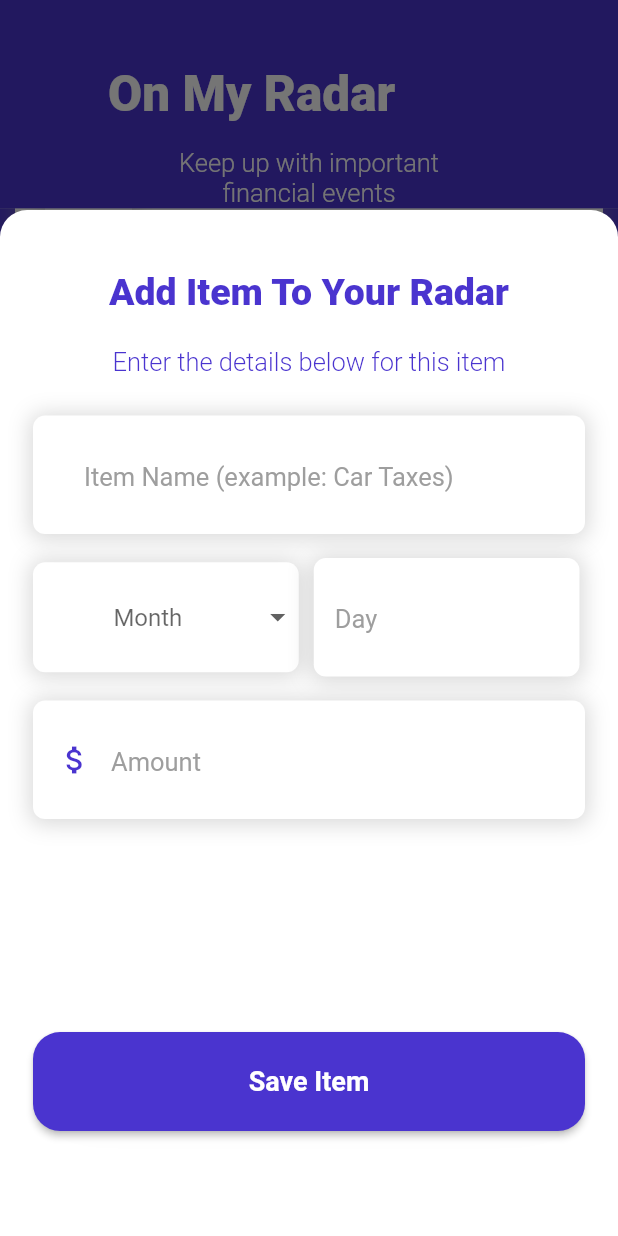
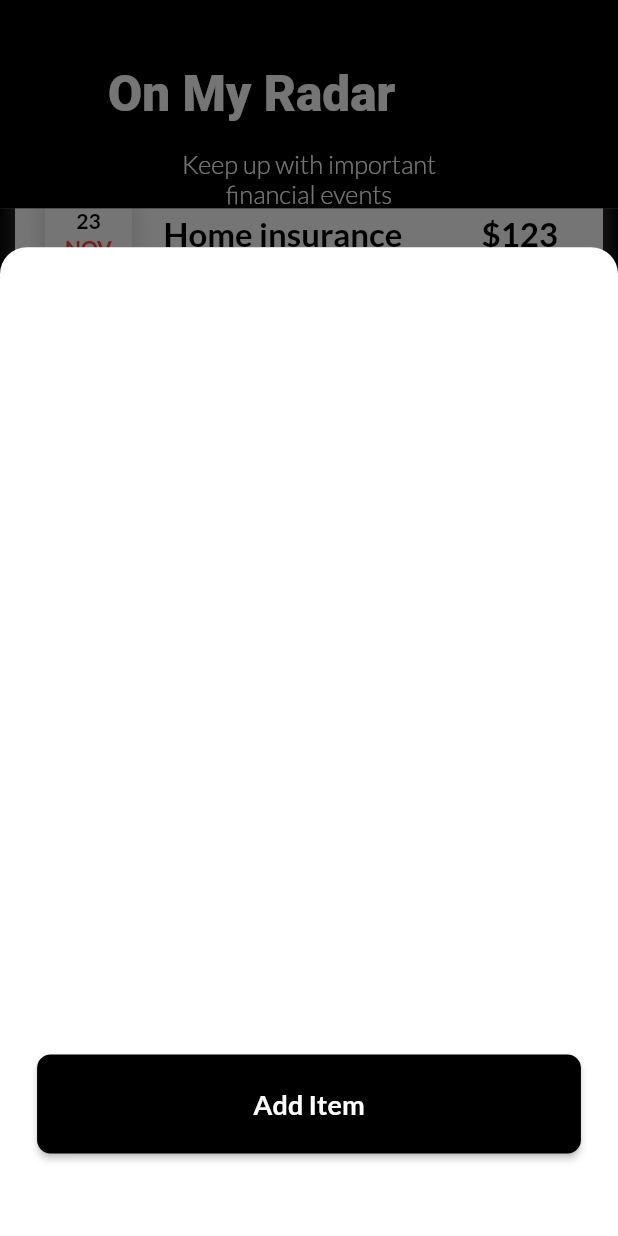
Before and after one commit to blakeawood/OnMyRadar, a Flutter app: the screen it shows after launch, after a tap on the "add" icon, on a phone screen of 412 x 824 dp. Run offline on Flutter 3.47's test engine with Material 2 defaults, Android fonts, the phone set to English and light mode, and no system bars; drawn by our look-alikes of auto_size_text; our stand-ins replace get, google_fonts; missing offline and left inert: decorated_icon.

Commit message:
reworking some screen configuration

```diff
--- a/lib/components/radar_card.dart
+++ b/lib/components/radar_card.dart
@@ -1,9 +1,7 @@
-import 'dart:convert';
 import 'package:auto_size_text/auto_size_text.dart';
 import 'package:flutter/material.dart';
+import 'package:flutter/services.dart';
 import 'package:get/get.dart';
-import 'package:on_my_radar/main.dart';
-import 'package:on_my_radar/screens/edit_item_modal.dart';
 
 class RadarCard extends StatelessWidget {
   String name, month, day, year, amount;
@@ -31,9 +29,84 @@ class RadarCard extends StatelessWidget {
             top: Radius.circular(18),
           )),
           context: context,
-          builder: (context) => EditItemModal(),
+          builder: (context) => SizedBox(
+            height: height * .80,
+            child: Column(
+              mainAxisAlignment: MainAxisAlignment.end,
+              children: [
+                Center(
+                  child: Row(
+                    mainAxisAlignment: MainAxisAlignment.spaceEvenly,
+                    children: [
+                      Padding(
+                        padding: const EdgeInsets.fromLTRB(12, 12, 6, 44),
+                        child: SizedBox(
+                          width: width * .44,
+                          height: height * .08,
+                          child: ElevatedButton(
+                            onPressed: () async {
+                              HapticFeedback.heavyImpact();
+                            },
+                            style: ButtonStyle(
+                              backgroundColor:
+                                  MaterialStateProperty.all(Colors.white),
+                              shape: MaterialStateProperty.all(
+                                RoundedRectangleBorder(
+                                    borderRadius: BorderRadius.circular(9),
+                                    side: const BorderSide(
+                                        width: 1, color: Colors.black)),
+                              ),
+                            ),
+                            child: const Text(
+                              "Remove",
+                              textAlign: TextAlign.center,
+                              style: TextStyle(
+                                color: Colors.black,
+                                fontWeight: FontWeight.bold,
+                                fontSize: 18,
+                              ),
+                            ),
+                          ),
+                        ),
+                      ),
+                      Padding(
+                        padding: const EdgeInsets.fromLTRB(6, 12, 12, 44),
+                        child: SizedBox(
+                          width: width * .44,
+                          height: height * .08,
+                          child: ElevatedButton(
+                            onPressed: () async {
+                              HapticFeedback.heavyImpact();
+                            },
+                            style: ButtonStyle(
+                              backgroundColor:
+                                  MaterialStateProperty.all(Colors.black),
+                              shape: MaterialStateProperty.all(
+                                RoundedRectangleBorder(
+                                  borderRadius: BorderRadius.circular(9),
+                                ),
+                              ),
+                            ),
+                            child: const Text(
+                              "Paid",
+                              textAlign: TextAlign.center,
+                              style: TextStyle(
+                                color: Colors.white,
+                                fontWeight: FontWeight.bold,
+                                fontSize: 18,
+                              ),
+                            ),
+                          ),
+                        ),
+                      ),
+                    ],
+                  ),
+                ),
+              ],
+            ),
+          ),
           isScrollControlled: true,
-          backgroundColor: Colors.transparent,
+          backgroundColor: Colors.white,
         );
         print("item tapped");
       },
@@ -83,7 +156,7 @@ class RadarCard extends StatelessWidget {
                       Padding(
                         padding: const EdgeInsets.fromLTRB(3, 3, 3, 1),
                         child: AutoSizeText(
-                          "${day}",
+                          day,
                           maxLines: 1,
                           textAlign: TextAlign.center,
                           style: const TextStyle(
@@ -96,7 +169,7 @@ class RadarCard extends StatelessWidget {
                       Padding(
                         padding: const EdgeInsets.fromLTRB(3, 0, 3, 3),
                         child: AutoSizeText(
-                          "${month}",
+                          month,
                           maxLines: 1,
                           textAlign: TextAlign.center,
                           style: const TextStyle(
@@ -120,7 +193,7 @@ class RadarCard extends StatelessWidget {
                   left: 1,
                 ),
                 child: AutoSizeText(
-                  "${name}",
+                  name,
                   maxLines: 1,
                   textAlign: TextAlign.left,
                   style: const TextStyle(
@@ -137,7 +210,7 @@ class RadarCard extends StatelessWidget {
                   padding: const EdgeInsets.only(
                       top: 8, left: 8, bottom: 8, right: 30),
                   child: AutoSizeText(
-                    "\$${amount}",
+                    "\$$amount",
                     maxLines: 1,
                     textAlign: TextAlign.right,
                     style: const TextStyle(
--- a/lib/main.dart
+++ b/lib/main.dart
@@ -1,6 +1,7 @@
 import 'package:flutter/material.dart';
 import 'package:get/get.dart';
 import 'package:on_my_radar/screens/dashboard.dart';
+import 'package:google_fonts/google_fonts.dart';
 
 void main() {
   runApp(const MyApp());
@@ -14,9 +15,13 @@ class MyApp extends StatelessWidget {
     return GetMaterialApp(
       title: 'On My Radar',
       theme: ThemeData(
+        textTheme: GoogleFonts.latoTextTheme(
+          Theme.of(context)
+              .textTheme, // If this is not set, then ThemeData.light().textTheme is used.
+        ),
         primarySwatch: Colors.blue,
       ),
-      home: Dashboard(),
+      home: const Dashboard(),
     );
   }
 }
--- a/lib/screens/add_item_modal.dart
+++ /dev/null
@@ -1,286 +0,0 @@
-import 'package:auto_size_text/auto_size_text.dart';
-import 'package:flutter/material.dart';
-import 'package:get/get.dart';
-import 'package:on_my_radar/components/dropdown_month.dart';
-import 'package:on_my_radar/components/modal_button.dart';
-import 'package:on_my_radar/components/radar_card.dart';
-import 'package:on_my_radar/screens/dashboard.dart';
-import 'package:on_my_radar/utils/theme.dart';
-
-class AddItemModal extends StatefulWidget {
-  const AddItemModal({Key? key}) : super(key: key);
-
-  @override
-  State<AddItemModal> createState() => _AddItemModalState();
-}
-
-class _AddItemModalState extends State<AddItemModal> {
-  final double height = Get.height;
-
-  final double width = Get.width;
-
-  TextEditingController nameController = TextEditingController();
-  TextEditingController dayController = TextEditingController();
-  TextEditingController monthController = TextEditingController();
-  TextEditingController yearController = TextEditingController();
-  TextEditingController amountController = TextEditingController();
-
-  void addItemToRadar() {
-    setState(() {
-      Navigator.of(context).pop(MaterialPageRoute(
-          builder: (context) => RadarCard(
-              month: monthController.text,
-              day: dayController.text,
-              year: yearController.text,
-              name: nameController.text,
-              amount: amountController.text)));
-    });
-  }
-
-  @override
-  Widget build(BuildContext context) {
-    return GestureDetector(
-      onTap: () => FocusManager.instance.primaryFocus?.unfocus(),
-      child: DraggableScrollableSheet(
-        initialChildSize: 0.83,
-        builder: (_, controller) => Container(
-          decoration: const BoxDecoration(
-              borderRadius: BorderRadius.vertical(
-                top: Radius.circular(18),
-              ),
-              color: Colors.white),
-          child: Column(
-            mainAxisSize: MainAxisSize.min,
-            children: [
-              Padding(
-                padding: const EdgeInsets.only(
-                    top: 40, right: 22, left: 22, bottom: 18),
-                child: AutoSizeText(
-                  "Add Item To Your Radar",
-                  style: TextStyle(
-                      fontSize: 25,
-                      fontWeight: FontWeight.w800,
-                      color: OMRTheme.primary),
-                  maxLines: 1,
-                  textAlign: TextAlign.center,
-                ),
-              ),
-              Padding(
-                padding: const EdgeInsets.only(
-                    top: 4, right: 22, left: 22, bottom: 18),
-                child: AutoSizeText(
-                  "Enter the details below for this item",
-                  style: TextStyle(
-                      fontSize: 17,
-                      fontWeight: FontWeight.w300,
-                      color: OMRTheme.primary),
-                  maxLines: 2,
-                  textAlign: TextAlign.center,
-                ),
-              ),
-              Padding(
-                padding: const EdgeInsets.fromLTRB(22, 8, 22, 8),
-                child: Container(
-                  decoration: BoxDecoration(
-                    color: Colors.white,
-                    borderRadius: BorderRadius.circular(8),
-                    boxShadow: [
-                      BoxShadow(
-                        color: Colors.grey.withOpacity(0.4),
-                        spreadRadius: 2,
-                        blurRadius: 12,
-                        offset: const Offset(
-                          0,
-                          1,
-                        ),
-                      ),
-                    ],
-                  ),
-                  child: Padding(
-                    padding: const EdgeInsets.only(
-                        top: 8, right: 22, left: 22, bottom: 8),
-                    child: TextField(
-                      controller: nameController,
-                      textCapitalization: TextCapitalization.sentences,
-                      style: const TextStyle(
-                        fontWeight: FontWeight.bold,
-                        color: Color(0xff4A34CF),
-                        fontSize: 20,
-                      ),
-                      decoration: const InputDecoration(
-                          hintText: "Item Name (example: Car Taxes)",
-                          hintStyle: TextStyle(
-                              fontWeight: FontWeight.w400,
-                              color: Colors.grey,
-                              fontSize: 17),
-                          filled: true,
-                          fillColor: Colors.white38,
-                          border:
-                              OutlineInputBorder(borderSide: BorderSide.none)),
-                      cursorColor: const Color(0xff4A34CF),
-                      autofocus: false,
-                      keyboardType: TextInputType.text,
-                      enableSuggestions: false,
-                      autocorrect: false,
-                      textInputAction: TextInputAction.next,
-                    ),
-                  ),
-                ),
-              ),
-              Row(
-                children: [
-                  Padding(
-                    padding: const EdgeInsets.fromLTRB(22, 8, 5, 8),
-                    child: Container(
-                      width: width * .43,
-                      height: height * .089,
-                      decoration: BoxDecoration(
-                        color: Colors.white,
-                        borderRadius: BorderRadius.circular(8),
-                        boxShadow: [
-                          BoxShadow(
-                            color: Colors.grey.withOpacity(0.4),
-                            spreadRadius: 2,
-                            blurRadius: 12,
-                            offset: const Offset(
-                              0,
-                              1,
-                            ),
-                          ),
-                        ],
-                      ),
-                      child: Padding(
-                        padding: const EdgeInsets.only(
-                            top: 8, right: 2, left: 2, bottom: 8),
-                        child: DropdownMonth(
-                          text: 'Jfdaf',
-                        ),
-                      ),
-                    ),
-                  ),
-                  Padding(
-                    padding: const EdgeInsets.fromLTRB(5, 8, 5, 8),
-                    child: Container(
-                      width: width * .43,
-                      decoration: BoxDecoration(
-                        color: Colors.white,
-                        borderRadius: BorderRadius.circular(8),
-                        boxShadow: [
-                          BoxShadow(
-                            color: Colors.grey.withOpacity(0.4),
-                            spreadRadius: 2,
-                            blurRadius: 12,
-                            offset: const Offset(
-                              0,
-                              1,
-                            ),
-                          ),
-                        ],
-                      ),
-                      child: const Padding(
-                        padding: EdgeInsets.only(
-                            top: 8, right: 2, left: 2, bottom: 8),
-                        child: TextField(
-                          //controller: dayController,
-                          textCapitalization: TextCapitalization.sentences,
-                          style: TextStyle(
-                            fontWeight: FontWeight.bold,
-                            color: Color(0xff4A34CF),
-                            fontSize: 20,
-                          ),
-                          decoration: InputDecoration(
-                              hintText: "Day",
-                              hintStyle: TextStyle(
-                                  fontWeight: FontWeight.w400,
-                                  color: Colors.grey,
-                                  fontSize: 17),
-                              filled: true,
-                              fillColor: Colors.white38,
-                              border: OutlineInputBorder(
-                                  borderSide: BorderSide.none)),
-                          cursorColor: Color(0xff4A34CF),
-                          autofocus: false,
-                          keyboardType: TextInputType.number,
-                          enableSuggestions: false,
-                          autocorrect: false,
-                          textInputAction: TextInputAction.next,
-                        ),
-                      ),
-                    ),
-                  ),
-                ],
-              ),
-              Padding(
-                padding: const EdgeInsets.fromLTRB(22, 8, 22, 8),
-                child: Container(
-                  decoration: BoxDecoration(
-                    color: Colors.white,
-                    borderRadius: BorderRadius.circular(8),
-                    boxShadow: [
-                      BoxShadow(
-                        color: Colors.grey.withOpacity(0.4),
-                        spreadRadius: 2,
-                        blurRadius: 12,
-                        offset: const Offset(
-                          0,
-                          1,
-                        ),
-                      ),
-                    ],
-                  ),
-                  child: const Padding(
-                    padding:
-                        EdgeInsets.only(top: 8, right: 22, left: 4, bottom: 8),
-                    child: TextField(
-                      //controller: amountController,
-                      showCursor: true,
-                      textCapitalization: TextCapitalization.sentences,
-                      style: TextStyle(
-                        fontWeight: FontWeight.bold,
-                        color: Color(0xff4A34CF),
-                        fontSize: 20,
-                      ),
-                      decoration: InputDecoration(
-                          prefixIcon: Icon(
-                            Icons.attach_money_outlined,
-                            color: Color(0xff4A34CF),
-                          ),
-                          hintText: "Amount",
-                          hintStyle: TextStyle(
-                              fontWeight: FontWeight.w400,
-                              color: Colors.grey,
-                              fontSize: 17),
-                          filled: true,
-                          fillColor: Colors.white38,
-                          border:
-                              OutlineInputBorder(borderSide: BorderSide.none)),
-                      cursorColor: Color(0xff4A34CF),
-                      autofocus: false,
-                      keyboardType:
-                          TextInputType.numberWithOptions(decimal: true),
-                      enableSuggestions: false,
-                      autocorrect: false,
-                      textInputAction: TextInputAction.next,
-                    ),
-                  ),
-                ),
-              ),
-              const Spacer(),
-              Padding(
-                padding: const EdgeInsets.fromLTRB(12, 12, 12, 60),
-                child: ModalButton(
-                  action: () {
-                    addItemToRadar();
-                  },
-                  text: 'Save Item',
-                  textColor: Colors.white,
-                  backgroundColor: const Color(0xff4A34CF),
-                ),
-              )
-            ],
-          ),
-        ),
-      ),
-    );
-  }
-}
--- a/lib/screens/dashboard.dart
+++ b/lib/screens/dashboard.dart
@@ -1,27 +1,35 @@
 import 'package:decorated_icon/decorated_icon.dart';
 import 'package:flutter/material.dart';
+import 'package:flutter/services.dart';
 import 'package:get/get.dart';
 import 'package:auto_size_text/auto_size_text.dart';
 import 'package:intl/intl.dart';
 import 'package:on_my_radar/components/dropdown_month.dart';
 import 'package:on_my_radar/components/modal_button.dart';
 import 'package:on_my_radar/components/radar_card.dart';
-import 'package:on_my_radar/screens/add_item_modal.dart';
+
 import 'package:on_my_radar/utils/theme.dart';
 //import 'package:/utils/theme.dart';
 
-class Dashboard extends StatelessWidget {
-  //final ExperienceViewModel vm = Get.put(ExperienceViewModel());
+class Dashboard extends StatefulWidget {
+  const Dashboard({Key? key}) : super(key: key);
+
+  @override
+  State<Dashboard> createState() => _DashboardState();
+}
+
+class _DashboardState extends State<Dashboard> {
   final height = Get.height;
   final width = Get.width;
-
   final DateTime now = DateTime.now();
   final formatter = DateFormat('MM-dd');
-  //final DateTime date = DateTime(now.year, now.month, now.day);
 
-  final List<String> radarList = ["dfdafdasfdsa"];
-
-  Dashboard({Key? key}) : super(key: key);
+  final List<String> radarList = [
+    "home idfafd",
+    "home idfafd",
+    "home idfafd",
+    "home idfafd",
+  ];
 
   @override
   Widget build(BuildContext context) {
@@ -70,17 +78,59 @@ class Dashboard extends StatelessWidget {
         floatingActionButton: FloatingActionButton(
             child: const Icon(Icons.add),
             backgroundColor: OMRTheme.primary,
-          onPressed: () => showModalBottomSheet(
+            onPressed: () => {
+                  HapticFeedback.heavyImpact(),
+                  showModalBottomSheet(
                     shape: const RoundedRectangleBorder(
                         borderRadius: BorderRadius.vertical(
                       top: Radius.circular(18),
                     )),
                     context: context,
-            builder: (context) => AddItemModal(),
-            isScrollControlled: true,
-            backgroundColor: Colors.transparent,
+                    builder: (context) => SizedBox(
+                      height: height * .80,
+                      child: Column(
+                        mainAxisAlignment: MainAxisAlignment.end,
+                        children: [
+                          Center(
+                            child: Padding(
+                              padding:
+                                  const EdgeInsets.fromLTRB(18, 12, 18, 55),
+                              child: SizedBox(
+                                width: width * .88,
+                                height: height * .08,
+                                child: ElevatedButton(
+                                  onPressed: () async {
+                                    HapticFeedback.heavyImpact();
+                                  },
+                                  style: ButtonStyle(
+                                    backgroundColor:
+                                        MaterialStateProperty.all(Colors.black),
+                                    shape: MaterialStateProperty.all(
+                                      RoundedRectangleBorder(
+                                        borderRadius: BorderRadius.circular(9),
                                       ),
                                     ),
+                                  ),
+                                  child: const Text(
+                                    "Add Item",
+                                    textAlign: TextAlign.center,
+                                    style: TextStyle(
+                                      color: Colors.white,
+                                      fontWeight: FontWeight.bold,
+                                      fontSize: 18,
+                                    ),
+                                  ),
+                                ),
+                              ),
+                            ),
+                          ),
+                        ],
+                      ),
+                    ),
+                    isScrollControlled: true,
+                    backgroundColor: Colors.white,
+                  ),
+                }),
       ),
     );
   }
@@ -110,7 +160,7 @@ class Dashboard extends StatelessWidget {
                         physics: const NeverScrollableScrollPhysics(),
                         itemBuilder: (context, index) {
                           return RadarCard(
-                            name: radarList[index],
+                            name: "Home insurance",
                             amount: "123",
                             day: '23',
                             //icon: Icon(Icons.more_vert),
--- a/lib/utils/theme.dart
+++ b/lib/utils/theme.dart
@@ -1,5 +1,5 @@
 import 'package:flutter/material.dart';
 
 class OMRTheme {
-  static Color primary = const Color(0xff4A34CF);
+  static Color primary = const Color(0xff000000);
 }
--- a/pubspec.yaml
+++ b/pubspec.yaml
@@ -50,6 +50,7 @@ dependencies:
   custom_refresh_indicator: ^1.0.0
   expand_tap_area: ^1.1.0
   popup_card: ^0.1.0
+  google_fonts: ^2.2.0
 
 
 dev_dependencies:
```
Also changed, not shown: pubspec.lock. Lines whose indentation alone changed are shown as unchanged.
